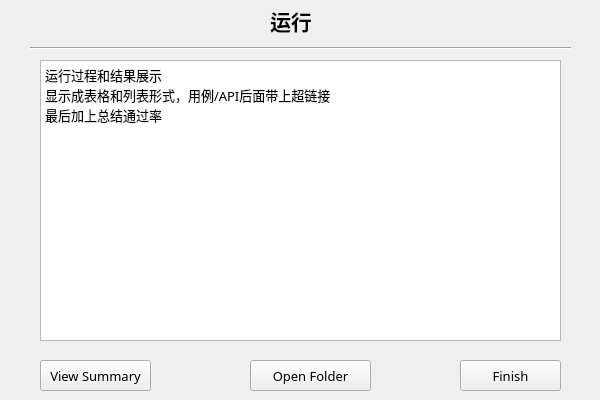
This is basebench/run_page.ui in feishengfei/benchUI as Qt 5 draws it before an edit. The edited form follows.
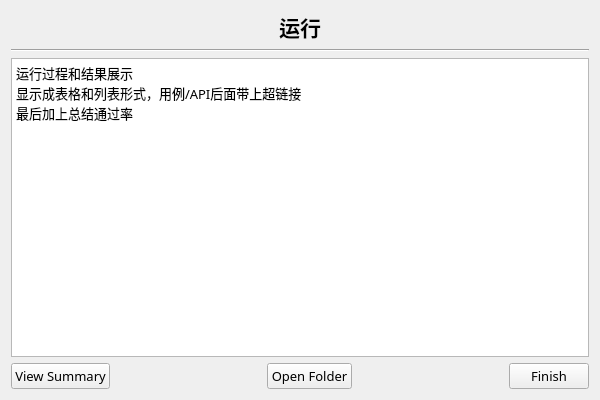
This is the edited form.

The edit to the form file:
```diff
--- a/basebench/run_page.ui
+++ b/basebench/run_page.ui
@@ -13,17 +13,85 @@
   <property name="windowTitle">
    <string>Form</string>
   </property>
+  <layout class="QGridLayout" name="gridLayout">
+   <item row="0" column="0">
+    <layout class="QVBoxLayout" name="verticalLayout">
+     <item>
+      <layout class="QHBoxLayout" name="horizontalLayout">
+       <item>
+        <spacer name="horizontalSpacer_3">
+         <property name="orientation">
+          <enum>Qt::Horizontal</enum>
+         </property>
+         <property name="sizeHint" stdset="0">
+          <size>
+           <width>40</width>
+           <height>20</height>
+          </size>
+         </property>
+        </spacer>
+       </item>
+       <item>
+        <widget class="QLabel" name="label">
+         <property name="sizePolicy">
+          <sizepolicy hsizetype="Expanding" vsizetype="Fixed">
+           <horstretch>0</horstretch>
+           <verstretch>0</verstretch>
+          </sizepolicy>
+         </property>
+         <property name="font">
+          <font>
+           <family>微软雅黑</family>
+           <pointsize>16</pointsize>
+           <weight>75</weight>
+           <bold>true</bold>
+          </font>
+         </property>
+         <property name="text">
+          <string>运行</string>
+         </property>
+         <property name="alignment">
+          <set>Qt::AlignCenter</set>
+         </property>
+        </widget>
+       </item>
+       <item>
+        <spacer name="horizontalSpacer_4">
+         <property name="orientation">
+          <enum>Qt::Horizontal</enum>
+         </property>
+         <property name="sizeHint" stdset="0">
+          <size>
+           <width>40</width>
+           <height>20</height>
+          </size>
+         </property>
+        </spacer>
+       </item>
+      </layout>
+     </item>
+     <item>
+      <widget class="Line" name="line">
+       <property name="sizePolicy">
+        <sizepolicy hsizetype="Expanding" vsizetype="Fixed">
+         <horstretch>0</horstretch>
+         <verstretch>0</verstretch>
+        </sizepolicy>
+       </property>
+       <property name="font">
+        <font>
+         <family>微软雅黑</family>
+        </font>
+       </property>
+       <property name="orientation">
+        <enum>Qt::Horizontal</enum>
+       </property>
+      </widget>
+     </item>
+     <item>
   <widget class="QTextBrowser" name="textBrowser">
-   <property name="geometry">
-    <rect>
-     <x>40</x>
-     <y>60</y>
-     <width>521</width>
-     <height>281</height>
-    </rect>
-   </property>
    <property name="sizePolicy">
-    <sizepolicy hsizetype="Ignored" vsizetype="Ignored">
+        <sizepolicy hsizetype="Expanding" vsizetype="Expanding">
      <horstretch>0</horstretch>
      <verstretch>0</verstretch>
     </sizepolicy>
@@ -44,93 +112,13 @@
 &lt;p style=&quot; margin-top:0px; margin-bottom:0px; margin-left:0px; margin-right:0px; -qt-block-indent:0; text-indent:0px;&quot;&gt;&lt;span style=&quot; font-family:'SimSun';&quot;&gt;最后加上总结通过率&lt;/span&gt;&lt;/p&gt;&lt;/body&gt;&lt;/html&gt;</string>
    </property>
   </widget>
-  <widget class="Line" name="line">
-   <property name="geometry">
-    <rect>
-     <x>30</x>
-     <y>40</y>
-     <width>541</width>
-     <height>16</height>
-    </rect>
-   </property>
-   <property name="sizePolicy">
-    <sizepolicy hsizetype="Ignored" vsizetype="Ignored">
-     <horstretch>0</horstretch>
-     <verstretch>0</verstretch>
-    </sizepolicy>
-   </property>
-   <property name="font">
-    <font>
-     <family>微软雅黑</family>
-    </font>
-   </property>
-   <property name="orientation">
-    <enum>Qt::Horizontal</enum>
-   </property>
-  </widget>
-  <widget class="QLabel" name="label">
-   <property name="geometry">
-    <rect>
-     <x>270</x>
-     <y>0</y>
-     <width>71</width>
-     <height>41</height>
-    </rect>
-   </property>
-   <property name="sizePolicy">
-    <sizepolicy hsizetype="Ignored" vsizetype="Ignored">
-     <horstretch>0</horstretch>
-     <verstretch>0</verstretch>
-    </sizepolicy>
-   </property>
-   <property name="font">
-    <font>
-     <family>微软雅黑</family>
-     <pointsize>16</pointsize>
-     <weight>75</weight>
-     <bold>true</bold>
-    </font>
-   </property>
-   <property name="text">
-    <string>运行</string>
-   </property>
-  </widget>
-  <widget class="QPushButton" name="runFinishBtn">
-   <property name="geometry">
-    <rect>
-     <x>460</x>
-     <y>360</y>
-     <width>101</width>
-     <height>31</height>
-    </rect>
-   </property>
-   <property name="sizePolicy">
-    <sizepolicy hsizetype="Ignored" vsizetype="Ignored">
-     <horstretch>0</horstretch>
-     <verstretch>0</verstretch>
-    </sizepolicy>
-   </property>
-   <property name="font">
-    <font>
-     <family>微软雅黑</family>
-     <pointsize>10</pointsize>
-    </font>
-   </property>
-   <property name="text">
-    <string>Finish</string>
-   </property>
-  </widget>
+     </item>
+     <item>
+      <layout class="QHBoxLayout" name="horizontalLayout_2">
+       <item>
   <widget class="QPushButton" name="runSummaryBtn">
-   <property name="geometry">
-    <rect>
-     <x>40</x>
-     <y>360</y>
-     <width>111</width>
-     <height>31</height>
-    </rect>
-   </property>
    <property name="sizePolicy">
-    <sizepolicy hsizetype="Ignored" vsizetype="Ignored">
+          <sizepolicy hsizetype="Fixed" vsizetype="Fixed">
      <horstretch>0</horstretch>
      <verstretch>0</verstretch>
     </sizepolicy>
@@ -145,17 +133,24 @@
     <string>View Summary</string>
    </property>
   </widget>
+       </item>
+       <item>
+        <spacer name="horizontalSpacer">
+         <property name="orientation">
+          <enum>Qt::Horizontal</enum>
+         </property>
+         <property name="sizeHint" stdset="0">
+          <size>
+           <width>40</width>
+           <height>20</height>
+          </size>
+         </property>
+        </spacer>
+       </item>
+       <item>
   <widget class="QPushButton" name="runFolderBtn">
-   <property name="geometry">
-    <rect>
-     <x>250</x>
-     <y>360</y>
-     <width>121</width>
-     <height>31</height>
-    </rect>
-   </property>
    <property name="sizePolicy">
-    <sizepolicy hsizetype="Ignored" vsizetype="Ignored">
+          <sizepolicy hsizetype="Fixed" vsizetype="Fixed">
      <horstretch>0</horstretch>
      <verstretch>0</verstretch>
     </sizepolicy>
@@ -170,6 +165,44 @@
     <string>Open Folder</string>
    </property>
   </widget>
+       </item>
+       <item>
+        <spacer name="horizontalSpacer_2">
+         <property name="orientation">
+          <enum>Qt::Horizontal</enum>
+         </property>
+         <property name="sizeHint" stdset="0">
+          <size>
+           <width>40</width>
+           <height>20</height>
+          </size>
+         </property>
+        </spacer>
+       </item>
+       <item>
+        <widget class="QPushButton" name="runFinishBtn">
+         <property name="sizePolicy">
+          <sizepolicy hsizetype="Fixed" vsizetype="Fixed">
+           <horstretch>0</horstretch>
+           <verstretch>0</verstretch>
+          </sizepolicy>
+         </property>
+         <property name="font">
+          <font>
+           <family>微软雅黑</family>
+           <pointsize>10</pointsize>
+          </font>
+         </property>
+         <property name="text">
+          <string>Finish</string>
+         </property>
+        </widget>
+       </item>
+      </layout>
+     </item>
+    </layout>
+   </item>
+  </layout>
  </widget>
  <resources/>
  <connections/>
```
Lines whose indentation alone changed are shown as unchanged.
